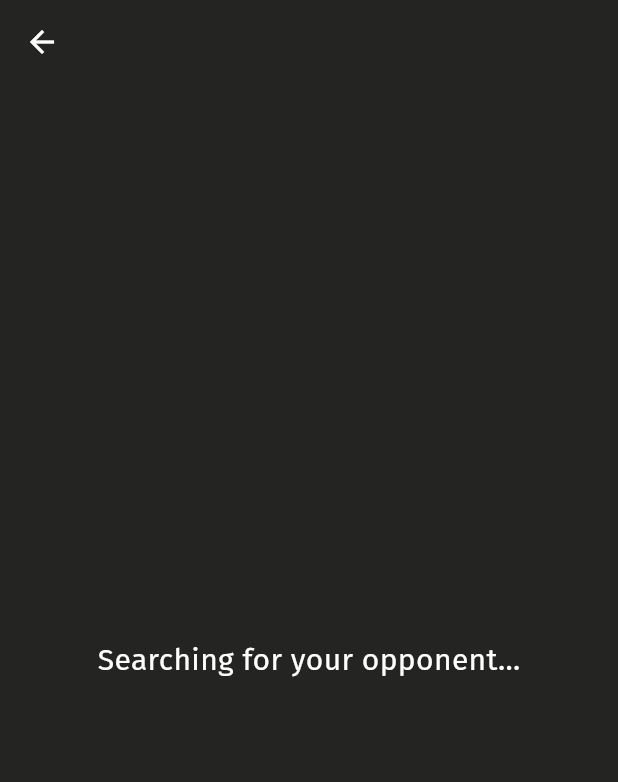
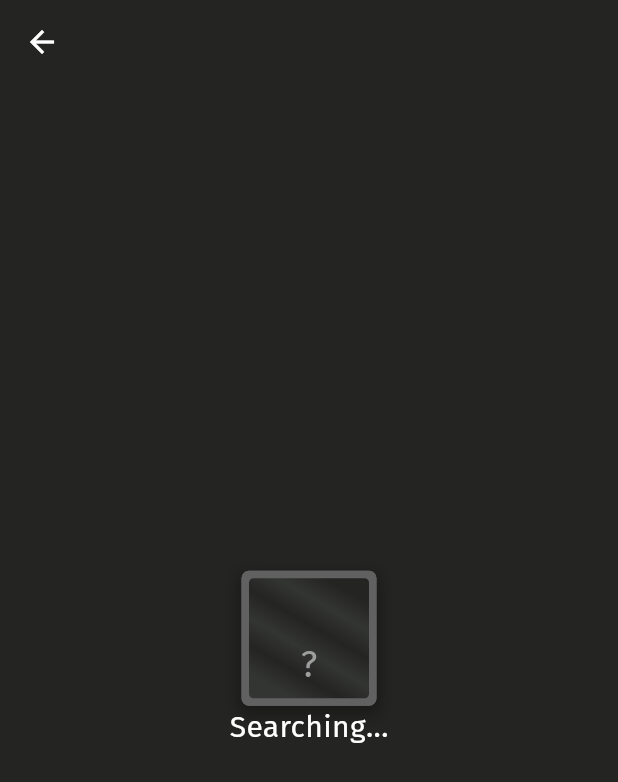
Before and after one commit to UnHired-Coder/BlindsPlay, a Flutter app: the screen it shows after launch, after a tap on "Compete online!", on a phone screen of 412 x 824 dp. Shown: the top 782 px of the screen. Run offline on Flutter 3.47's test engine with Material 3 defaults, Android fonts, the phone set to English and light mode, and no system bars; our stand-ins replace audioplayers, equatable, firebase_auth, firebase_core, flutter_bloc, get_it and 1 more; missing offline and left inert: amplitude_flutter; accounts and stored records are empty; network calls fail.

Commit message:
UI: Searching Opponent

```diff
--- a/lib/presentation/screens/game/GamePage.dart
+++ b/lib/presentation/screens/game/GamePage.dart
@@ -78,17 +78,18 @@ class _GameContent extends StatelessWidget {
         builder: (context, state) {
           if (state is GameInitial) {
             amplitude.logEvent("Game State GameInitial");
-
             return FadeInWidget(
                 key: Key("GameWaiting"),
-                child: _buildMessage('Searching for your opponent...'));
+                child: _buildPlayerWaitingUi('Searching...', null, null));
           } else if (state is GameWaiting) {
             amplitude.logEvent("Game State GameWaiting");
 
             return FadeInWidget(
                 key: Key("GameInProgress"),
                 child: _buildPlayerWaitingUi(
-                    state.countdown, state.you, state.opponent));
+                    'Game starts in : ${state.countdown}s',
+                    state.you,
+                    state.opponent));
           } else if (state is GameInProgress) {
             amplitude.logEvent("Game State GameInProgress");
 
@@ -177,7 +178,7 @@ class _GameContent extends StatelessWidget {
   }
 
   Widget _buildPlayerWaitingUi(
-      int countdown, GamePlayer you, GamePlayer opponent) {
+      String message, GamePlayer? you, GamePlayer? opponent) {
     return Container(
       padding: const EdgeInsets.symmetric(horizontal: 24),
       child: Column(
@@ -188,23 +189,27 @@ class _GameContent extends StatelessWidget {
             mainAxisAlignment: MainAxisAlignment.center,
             crossAxisAlignment: CrossAxisAlignment.center,
             children: [
+              if (you != null) ...[
                 _buildPlayerCard(
                   imageUrl: "",
                   avatarUrl: "",
                   playerName: "You",
-                  rating: you.rating.toString()),
+                  rating: you.rating.toString(),
+                ),
                 const SizedBox(width: AppSpacing.medium),
                 _buildMessage('V/s', color: AppColors.success),
                 const SizedBox(width: AppSpacing.medium),
+              ],
               _buildPlayerCard(
                 imageUrl: "",
                 avatarUrl: "",
-                  playerName: opponent.username,
-                  rating: opponent.rating.toString()),
+                playerName: opponent?.username,
+                rating: opponent?.rating.toString(),
+              ),
             ],
           ),
           const SizedBox(height: AppSpacing.large),
-          _buildMessage('Game starts in : ${countdown}s')
+          _buildMessage(message)
         ],
       ),
     );
@@ -213,8 +218,8 @@ class _GameContent extends StatelessWidget {
   Widget _buildPlayerCard({
     required String imageUrl,
     String? avatarUrl,
-    required String playerName,
-    required String rating,
+    required String? playerName,
+    required String? rating,
   }) {
     return Container(
       width: 90,
@@ -271,14 +276,15 @@ class _GameContent extends StatelessWidget {
                   child: Column(
                     children: [
                       Text(
-                        playerName,
-                        style: const TextStyle(
+                        playerName ?? "?",
+                        style: TextStyle(
                           color: AppColors.grey,
-                          fontSize: 8,
+                          fontSize: (playerName == null) ? 24 : 8,
                           fontFamily: AppConstants.fontFamily1,
                           fontWeight: FontWeight.w400,
                         ),
                       ),
+                      if (rating != null)
                         Text(
                           rating,
                           style: const TextStyle(
```
Lines whose indentation alone changed are shown as unchanged.
